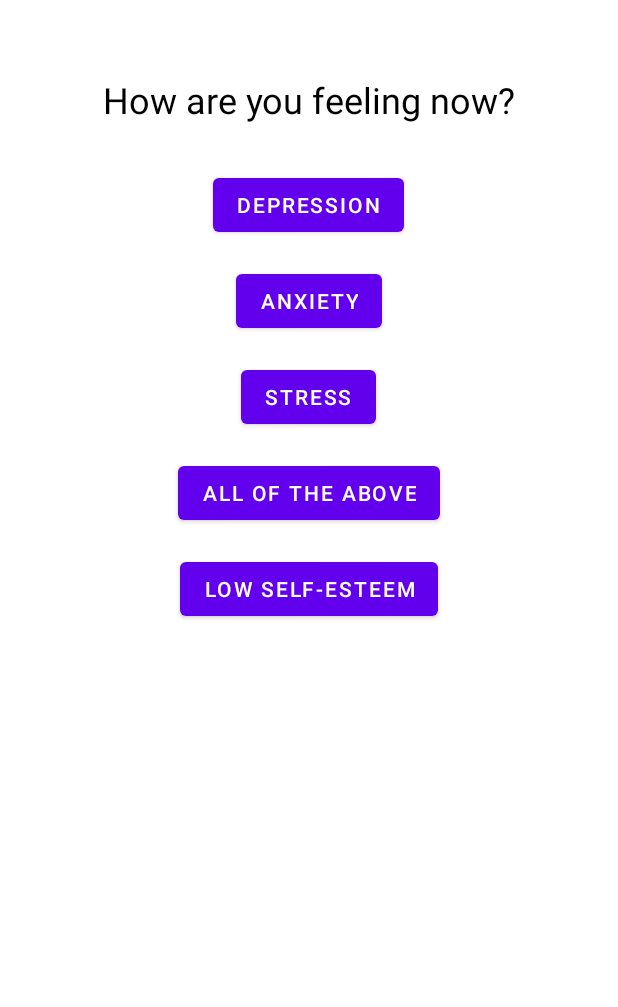
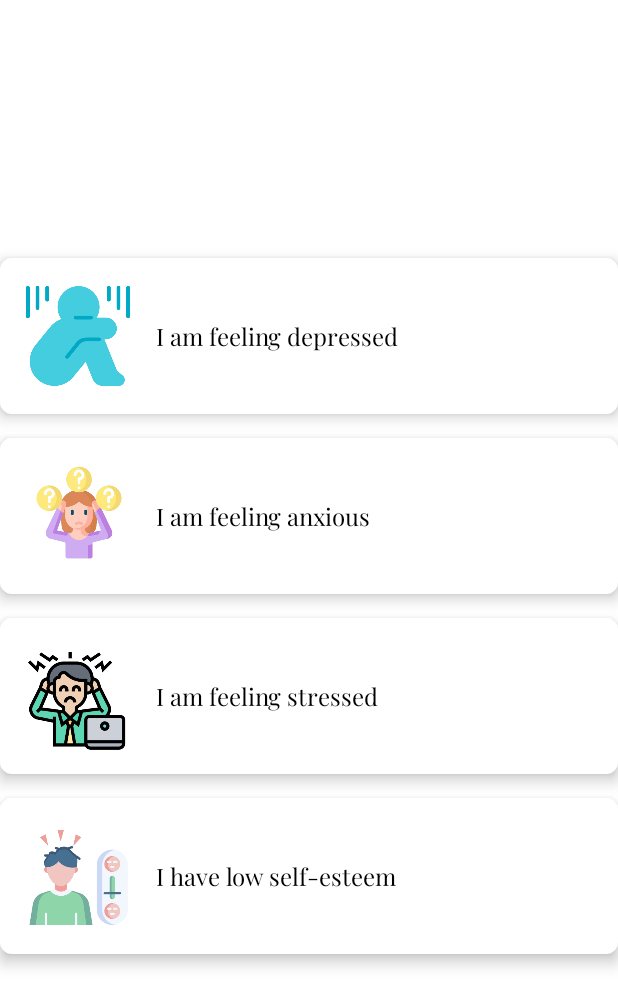
Before and after one commit to alifbinturjo/FeelWell, an Android app: the FeelingPromptActivity screen opened directly, with no data from a screen before it, on a phone screen of 412 x 824 dp. Shown: the top 1007 px of the screen. Run offline under Robolectric (Android 15) with nearby library versions, the phone set to English and light mode, and no system bars.

Commit message:
font, graphic modified

```diff
--- a/app/build.gradle
+++ b/app/build.gradle
@@ -37,4 +37,5 @@ dependencies {
     testImplementation libs.junit
     androidTestImplementation libs.ext.junit
     androidTestImplementation libs.espresso.core
+    implementation libs.cardview
 }
--- a/app/src/main/java/com/example/feelwell/FeelingPromptActivity.java
+++ b/app/src/main/java/com/example/feelwell/FeelingPromptActivity.java
@@ -1,9 +1,10 @@
-package com.example.feelwell; // Replace with your package name
+package com.example.feelwell;
 
 import android.content.Intent;
 import android.os.Bundle;
 import android.view.View;
-import android.widget.Button;
+import android.widget.RelativeLayout;
+
 import androidx.appcompat.app.AppCompatActivity;
 
 public class FeelingPromptActivity extends AppCompatActivity {
@@ -13,65 +14,51 @@ public class FeelingPromptActivity extends AppCompatActivity {
         super.onCreate(savedInstanceState);
         setContentView(R.layout.activity_feeling_prompt);
 
-        // Initialize buttons
-        Button btnDepressed = findViewById(R.id.btnDepressed);
-        Button btnAnxiety = findViewById(R.id.btnAnxiety);
-        Button btnStressed = findViewById(R.id.btnStressed);
-        Button btnLowSelfEsteem = findViewById(R.id.btnLowSelfEsteem);
-        Button btnAll = findViewById(R.id.btnAll);
+        // Find the RelativeLayouts (cards) by their IDs
+        RelativeLayout depressionCard = findViewById(R.id.depressionCard);
+        RelativeLayout anxietyCard = findViewById(R.id.anxietyCard);
+        RelativeLayout stressCard = findViewById(R.id.stressCard);
+        RelativeLayout selfEsteemCard = findViewById(R.id.selfEsteemCard);
 
+        // Set click listeners for each card
 
-        // Set click listeners
-        btnDepressed.setOnClickListener(new View.OnClickListener() {
+        depressionCard.setOnClickListener(new View.OnClickListener() {
             @Override
             public void onClick(View v) {
+                // Pass feeling to MainActivity
                 navigateToMainActivity("Depression");
             }
         });
 
-        btnAnxiety.setOnClickListener(new View.OnClickListener() {
+        anxietyCard.setOnClickListener(new View.OnClickListener() {
             @Override
             public void onClick(View v) {
+                // Pass feeling to MainActivity
                 navigateToMainActivity("Anxiety");
             }
         });
 
-        btnStressed.setOnClickListener(new View.OnClickListener() {
+        stressCard.setOnClickListener(new View.OnClickListener() {
             @Override
             public void onClick(View v) {
+                // Pass feeling to MainActivity
                 navigateToMainActivity("Stress");
             }
         });
 
-        btnLowSelfEsteem.setOnClickListener(new View.OnClickListener() {
+        selfEsteemCard.setOnClickListener(new View.OnClickListener() {
             @Override
             public void onClick(View v) {
+                // Pass feeling to MainActivity
                 navigateToMainActivity("Low Self-Esteem");
             }
         });
-
-        btnAll.setOnClickListener(new View.OnClickListener() {
-            @Override
-            public void onClick(View v) {
-                // If "All of the Above" is selected, pass Depression, Anxiety, and Stress
-                navigateToMainActivity("Depression, Anxiety, Stress");
-            }
-        });
-
-
     }
 
+    // Helper method to navigate to MainActivity with the feeling data
     private void navigateToMainActivity(String feeling) {
-        // Create an Intent to start the MainActivity
         Intent intent = new Intent(FeelingPromptActivity.this, MainActivity.class);
-
-        // Pass the feeling data to the MainActivity
-        intent.putExtra("FEELING", feeling);
-
-        // Start the MainActivity
+        intent.putExtra("FEELING", feeling);  // Pass the selected feeling
         startActivity(intent);
-
-        // Optional: Finish the FeelingPromptActivity so the user can't go back to it
-        finish();
     }
 }
--- a/app/src/main/java/com/example/feelwell/SplashActivity.java
+++ b/app/src/main/java/com/example/feelwell/SplashActivity.java
@@ -23,6 +23,6 @@ public class SplashActivity extends AppCompatActivity {
                 startActivity(new Intent(SplashActivity.this, UserinfoActivity.class));
             }
             finish();
-        }, 1000); // 2 seconds delay
+        }, 1500); // 2 seconds delay
     }
 }
--- /dev/null
+++ b/app/src/main/res/drawable/card_background.xml
@@ -0,0 +1,4 @@
+<shape xmlns:android="http://schemas.android.com/apk/res/android">
+    <solid android:color="#FFFFFF"/>
+    <corners android:radius="8dp"/>
+</shape>
--- a/app/src/main/res/layout/activity_feeling_prompt.xml
+++ b/app/src/main/res/layout/activity_feeling_prompt.xml
@@ -1,66 +1,166 @@
 <?xml version="1.0" encoding="utf-8"?>
-<RelativeLayout xmlns:android="http://schemas.android.com/apk/res/android"
+<LinearLayout xmlns:android="http://schemas.android.com/apk/res/android"
     android:layout_width="match_parent"
     android:layout_height="match_parent"
+    android:orientation="vertical"
     android:padding="16dp"
-    android:background="@color/white">
+    android:background="#FFFFFF"
+    android:gravity="center">
 
-    <!-- Question -->
-    <TextView
-        android:id="@+id/feelingQuestion"
-        android:layout_width="wrap_content"
+    <!-- Depression Card-like View -->
+    <RelativeLayout
+        android:id="@+id/depressionCard"
+        android:layout_width="match_parent"
         android:layout_height="wrap_content"
-        android:text="How are you feeling now?"
-        android:textSize="24sp"
-        android:textColor="@color/black"
-        android:layout_centerHorizontal="true"
-        android:layout_marginTop="50dp"/>
+        android:layout_marginBottom="16dp"
+        android:background="@drawable/card_background"
+        android:elevation="6dp"
+        android:padding="12dp"
+        android:clickable="true"
+        android:focusable="true">
 
-    <!-- Buttons for feelings -->
+        <!-- LinearLayout for image on the left and text on the right -->
         <LinearLayout
             android:layout_width="match_parent"
             android:layout_height="wrap_content"
-        android:orientation="vertical"
-        android:layout_below="@id/feelingQuestion"
-        android:layout_marginTop="30dp"
-        android:gravity="center">
+            android:orientation="horizontal"
+            android:gravity="center_vertical">
 
-        <Button
-            android:id="@+id/btnDepressed"
+            <!-- Depression Image -->
+            <ImageView
+                android:id="@+id/depressionImage"
+                android:layout_width="80dp"
+                android:layout_height="80dp"
+                android:src="@drawable/depression"
+                android:layout_marginEnd="12dp" />
+
+            <!-- Depression Text -->
+            <TextView
+                android:id="@+id/depressionText"
                 android:layout_width="wrap_content"
                 android:layout_height="wrap_content"
-            android:text="Depression"
-            android:layout_marginBottom="16dp"/>
+                android:text="I am feeling depressed"
+                android:textSize="16sp"
+                android:textColor="#000000"
+                android:fontFamily="@font/playfairdisplay_regular"/>
+        </LinearLayout>
+    </RelativeLayout>
 
-        <Button
-            android:id="@+id/btnAnxiety"
+    <!-- Anxiety Card-like View -->
+    <RelativeLayout
+        android:id="@+id/anxietyCard"
+        android:layout_width="match_parent"
+        android:layout_height="wrap_content"
+        android:layout_marginBottom="16dp"
+        android:background="@drawable/card_background"
+        android:elevation="6dp"
+        android:padding="12dp"
+        android:clickable="true"
+        android:focusable="true">
+
+        <!-- LinearLayout for image on the left and text on the right -->
+        <LinearLayout
+            android:layout_width="match_parent"
+            android:layout_height="wrap_content"
+            android:orientation="horizontal"
+            android:gravity="center_vertical">
+
+            <!-- Anxiety Image -->
+            <ImageView
+                android:id="@+id/anxietyImage"
+                android:layout_width="80dp"
+                android:layout_height="80dp"
+                android:src="@drawable/anxiety"
+                android:layout_marginEnd="12dp" />
+
+            <!-- Anxiety Text -->
+            <TextView
+                android:id="@+id/anxietyText"
                 android:layout_width="wrap_content"
                 android:layout_height="wrap_content"
-            android:text="Anxiety"
-            android:layout_marginBottom="16dp"/>
+                android:text="I am feeling anxious"
+                android:textSize="16sp"
+                android:textColor="#000000"
+                android:fontFamily="@font/playfairdisplay_regular"/>
+        </LinearLayout>
+    </RelativeLayout>
 
-        <Button
-            android:id="@+id/btnStressed"
+    <!-- Stress Card-like View -->
+    <RelativeLayout
+        android:id="@+id/stressCard"
+        android:layout_width="match_parent"
+        android:layout_height="wrap_content"
+        android:layout_marginBottom="16dp"
+        android:background="@drawable/card_background"
+        android:elevation="6dp"
+        android:padding="12dp"
+        android:clickable="true"
+        android:focusable="true">
+
+        <!-- LinearLayout for image on the left and text on the right -->
+        <LinearLayout
+            android:layout_width="match_parent"
+            android:layout_height="wrap_content"
+            android:orientation="horizontal"
+            android:gravity="center_vertical">
+
+            <!-- Stress Image -->
+            <ImageView
+                android:id="@+id/stressImage"
+                android:layout_width="80dp"
+                android:layout_height="80dp"
+                android:src="@drawable/stress"
+                android:layout_marginEnd="12dp" />
+
+            <!-- Stress Text -->
+            <TextView
+                android:id="@+id/stressText"
                 android:layout_width="wrap_content"
                 android:layout_height="wrap_content"
-            android:text="Stress"
-            android:layout_marginBottom="16dp"/>
+                android:text="I am feeling stressed"
+                android:textSize="16sp"
+                android:textColor="#000000"
+                android:fontFamily="@font/playfairdisplay_regular"/>
+        </LinearLayout>
+    </RelativeLayout>
 
-        <Button
-            android:id="@+id/btnAll"
+    <!-- Low Self-Esteem Card-like View -->
+    <RelativeLayout
+        android:id="@+id/selfEsteemCard"
+        android:layout_width="match_parent"
+        android:layout_height="wrap_content"
+        android:layout_marginBottom="16dp"
+        android:background="@drawable/card_background"
+        android:elevation="6dp"
+        android:padding="12dp"
+        android:clickable="true"
+        android:focusable="true">
+
+        <!-- LinearLayout for image on the left and text on the right -->
+        <LinearLayout
+            android:layout_width="match_parent"
+            android:layout_height="wrap_content"
+            android:orientation="horizontal"
+            android:gravity="center_vertical">
+
+            <!-- Low Self-Esteem Image -->
+            <ImageView
+                android:id="@+id/selfesteemImage"
+                android:layout_width="80dp"
+                android:layout_height="80dp"
+                android:src="@drawable/selfesteem"
+                android:layout_marginEnd="12dp" />
+
+            <!-- Low Self-Esteem Text -->
+            <TextView
+                android:id="@+id/selfEsteemText"
                 android:layout_width="wrap_content"
                 android:layout_height="wrap_content"
-            android:text="All of the Above"
-            android:layout_marginBottom="16dp"/>
-
-        <Button
-            android:id="@+id/btnLowSelfEsteem"
-            android:layout_width="wrap_content"
-            android:layout_height="wrap_content"
-            android:text="Low Self-Esteem"
-            android:layout_marginBottom="16dp"/>
-
+                android:text="I have low self-esteem"
+                android:textSize="16sp"
+                android:textColor="#000000"
+                android:fontFamily="@font/playfairdisplay_regular"/>
+        </LinearLayout>
+    </RelativeLayout>
 
 </LinearLayout>
-
-</RelativeLayout>
--- a/app/src/main/res/values-night/themes.xml
+++ b/app/src/main/res/values-night/themes.xml
@@ -14,8 +14,14 @@
         <!-- Customize your theme here. -->
     </style>
     <style name="Theme.FeelWell.NoActionBar" parent="Theme.MaterialComponents.DayNight.NoActionBar">
-        <item name="android:windowBackground">@color/black</item>
+        <item name="android:windowBackground">@color/white</item>
         <item name="android:windowNoTitle">true</item>
-        <item name="android:windowFullscreen">true</item>
+        <item name="android:windowFullscreen">false</item>
+        <!-- Transparent status bar -->
+        <item name="android:windowTranslucentStatus">true</item>
+        <item name="android:statusBarColor">@android:color/transparent</item>
+        <!-- Ensure content is adjusted properly below the status bar -->
+        <item name="android:fitsSystemWindows">true</item>
     </style>
+
 </resources>
--- a/app/src/main/res/values/themes.xml
+++ b/app/src/main/res/values/themes.xml
@@ -17,11 +17,12 @@
         <item name="android:windowBackground">@color/white</item>
         <item name="android:windowNoTitle">true</item>
         <item name="android:windowFullscreen">false</item>
-        <!-- Make the status bar transparent and allow the action bar to be visible -->
+        <!-- Transparent status bar -->
         <item name="android:windowTranslucentStatus">true</item>
         <item name="android:statusBarColor">@android:color/transparent</item>
-        <!-- Add this to ensure content is properly adjusted below the status bar -->
+        <!-- Ensure content is adjusted properly below the status bar -->
         <item name="android:fitsSystemWindows">true</item>
     </style>
 
+
 </resources>
--- a/gradle/libs.versions.toml
+++ b/gradle/libs.versions.toml
@@ -1,5 +1,6 @@
 [versions]
 agp = "8.8.0"
+cardview = "1.0.0"
 junit = "4.13.2"
 junitVersion = "1.1.5"
 espressoCore = "3.5.1"
@@ -9,6 +10,7 @@ activity = "1.8.0"
 constraintlayout = "2.1.4"
 
 [libraries]
+cardview = { module = "androidx.cardview:cardview", version.ref = "cardview" }
 junit = { group = "junit", name = "junit", version.ref = "junit" }
 ext-junit = { group = "androidx.test.ext", name = "junit", version.ref = "junitVersion" }
 espresso-core = { group = "androidx.test.espresso", name = "espresso-core", version.ref = "espressoCore" }
```
Also changed, not shown: app/src/main/res/drawable/anxiety.png (added), app/src/main/res/drawable/depression.png (added), app/src/main/res/drawable/selfesteem.png (added), app/src/main/res/drawable/stress.png (added), app/src/main/res/font/playfairdisplay_regular.ttf (added). Lines whose indentation alone changed are shown as unchanged.
